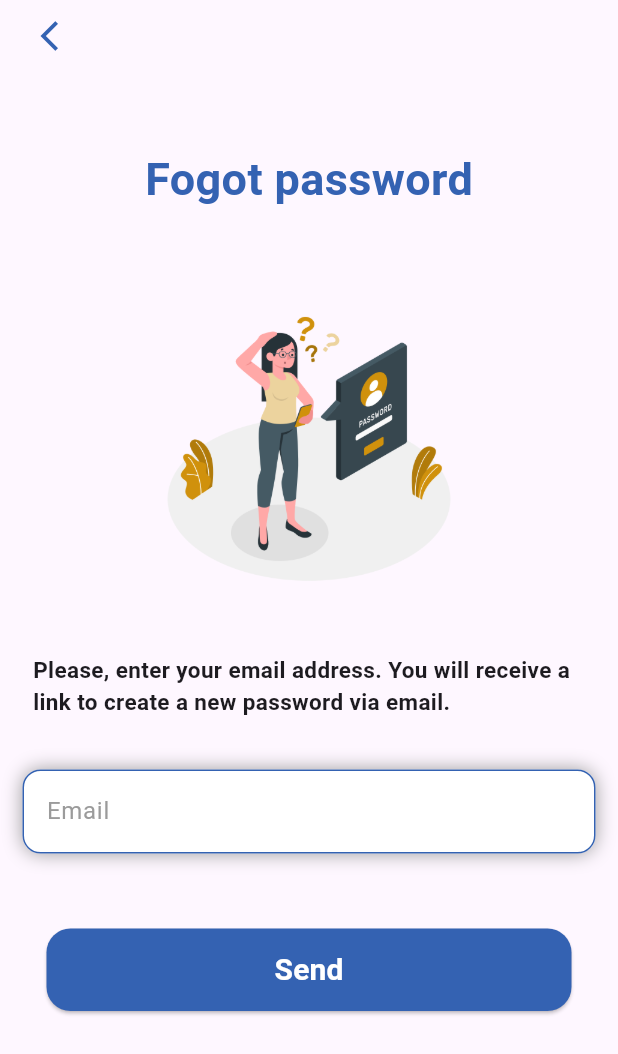
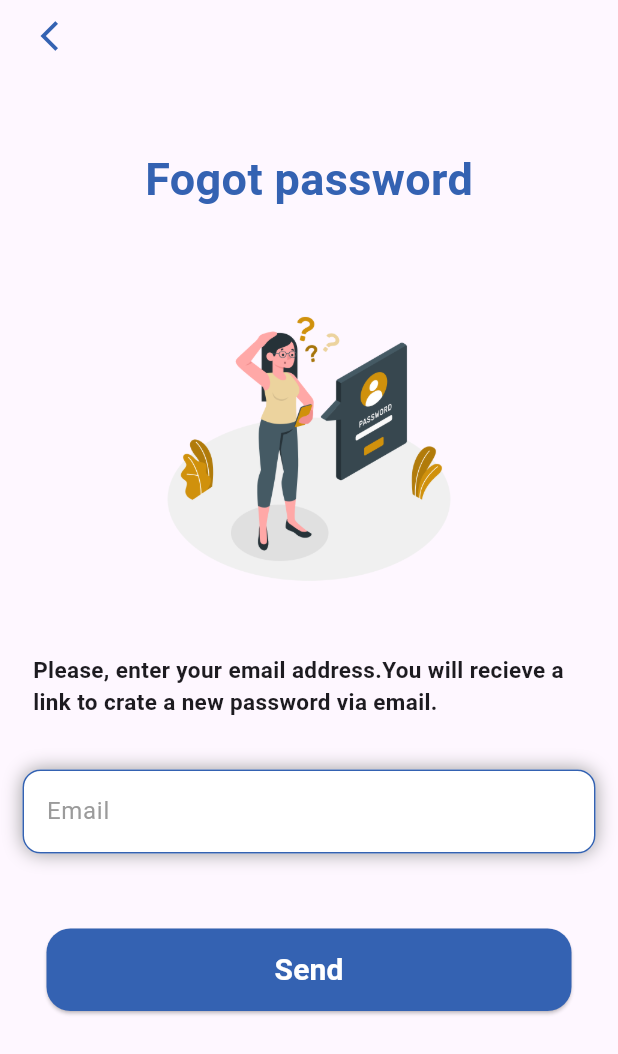
Before and after one commit to tharinduhccakalanka/student_registration_app, a Flutter app: the FogotPassword screen opened directly, on a phone screen of 412 x 824 dp. Shown: the top 1054 px of the screen. Run offline on Flutter 3.47's test engine with Material 3 defaults, Android fonts, the phone set to English and light mode, and no system bars; our stand-ins replace animate_do, chat_bubbles, dio, firebase_auth, firebase_core, flutter_svg and 6 more; accounts and stored records are empty.

Commit message:
updated codes

```diff
--- a/lib/screens/auth/fogot_password.dart
+++ b/lib/screens/auth/fogot_password.dart
@@ -49,8 +49,8 @@ class _FogotPasswordState extends State<FogotPassword> {
                 Padding(
                   padding: const EdgeInsets.symmetric(horizontal: 7),
                   child: Text(
-                    "Please, enter your email address. You will receive a link to create a new password via email.",
-                    style: TextStyle(
+                    "Please, enter your email address.You will recieve a link to crate a new password via email.",
+                      style: TextStyle(
                       fontSize: 15,
                       fontWeight: FontWeight.bold,
                     ),
```
